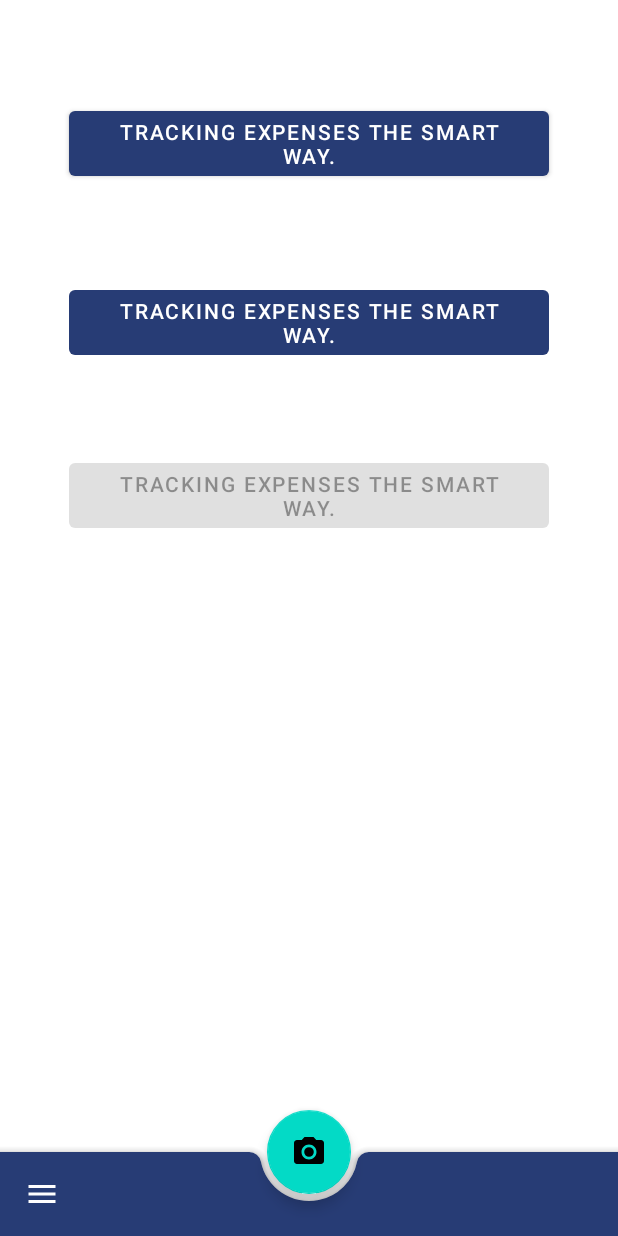
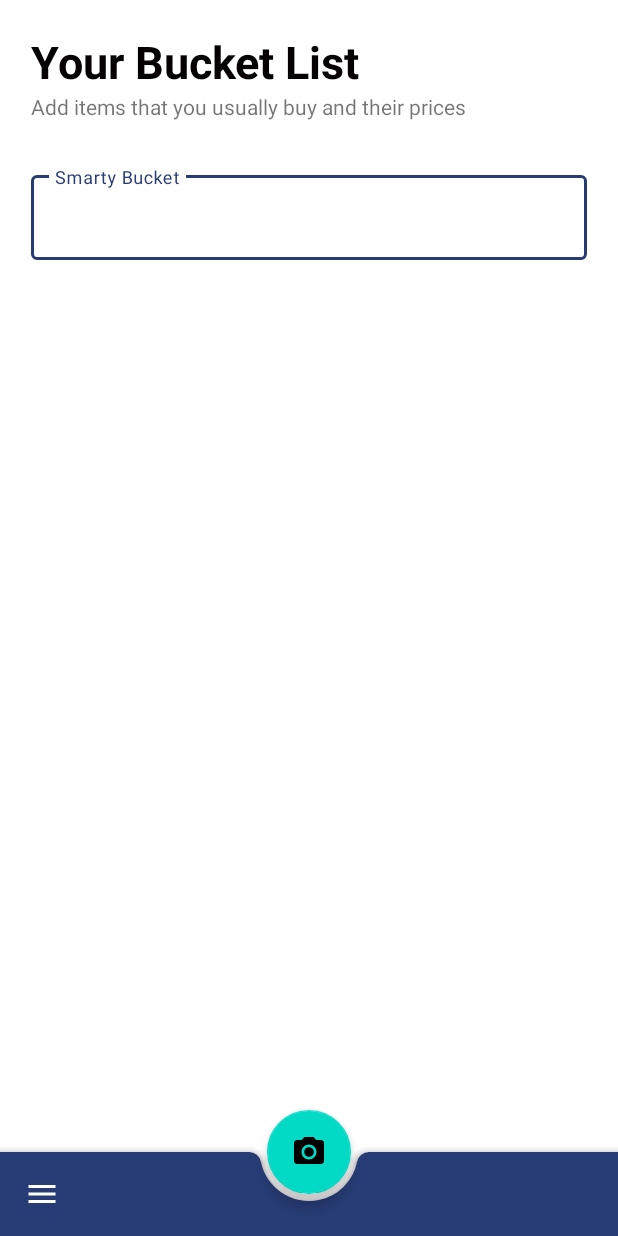
Before and after one commit to veegishx/SmartyBucket, an Android app: the RegisterItems screen opened directly, with no data from a screen before it, on a phone screen of 412 x 824 dp. Run offline under Robolectric (Android 15) with nearby library versions, the phone set to English and light mode, and no system bars.

Commit message:
Added click event to home addItems banner
Signed-off-by: Veegish Ramdani <veegish@cyberstorm.mu>

```diff
--- a/app/build.gradle
+++ b/app/build.gradle
@@ -33,6 +33,7 @@ dependencies {
     implementation 'com.google.android.material:material:1.0.0'
     implementation "androidx.core:core-ktx:+"
     implementation "org.jetbrains.kotlin:kotlin-stdlib-jdk7:$kotlin_version"
+    implementation 'com.android.support:design:28.0.0'
 }
 repositories {
     mavenCentral()
--- a/app/src/main/java/com/saphyrelabs/smartybucket/MainActivity.java
+++ b/app/src/main/java/com/saphyrelabs/smartybucket/MainActivity.java
@@ -3,10 +3,13 @@ package com.saphyrelabs.smartybucket;
 import androidx.annotation.NonNull;
 import androidx.appcompat.app.AppCompatActivity;
 import androidx.appcompat.widget.Toolbar;
+import androidx.cardview.widget.CardView;
 
+import android.content.Intent;
 import android.os.Bundle;
 import android.view.MenuItem;
 import android.view.View;
+import android.widget.RelativeLayout;
 import android.widget.Toast;
 
 import com.google.android.material.bottomappbar.BottomAppBar;
@@ -22,6 +25,16 @@ public class MainActivity extends AppCompatActivity {
     protected void onCreate(Bundle savedInstanceState) {
         super.onCreate(savedInstanceState);
         setContentView(R.layout.activity_main);
+
+        RelativeLayout addItemBanner = findViewById(R.id.add_more_items_banner);
+        addItemBanner.setOnClickListener(new View.OnClickListener() {
+            @Override
+            public void onClick(View V) {
+                Intent registerItems = new Intent(MainActivity.this, RegisterItems.class);
+                startActivity(registerItems);
+            }
+        });
+
 
         // Initialize BottomAppBar
         bab = findViewById(R.id.bottom_app_bar);
--- a/app/src/main/res/layout/activity_main.xml
+++ b/app/src/main/res/layout/activity_main.xml
@@ -131,15 +131,15 @@
                         android:textSize="12sp" />
 
                     <TextView
-                        android:id="@+id/textView11"
-                        android:layout_width="48dp"
-                        android:layout_height="wrap_content"
+                        android:id="@+id/date_range"
+                        android:layout_width="wrap_content"
+                        android:layout_height="13dp"
                         android:layout_alignTop="@+id/cardDateView"
                         android:layout_alignEnd="@+id/cardDateView"
                         android:layout_alignBottom="@+id/cardDateView"
                         android:layout_marginTop="3dp"
-                        android:layout_marginEnd="2dp"
-                        android:layout_marginBottom="3dp"
+                        android:layout_marginEnd="5dp"
+                        android:layout_marginBottom="1dp"
                         android:gravity="center"
                         android:text="@string/monthly_budget_date_range"
                         android:textColor="#F8F8F8"
@@ -154,9 +154,8 @@
                         android:layout_alignParentBottom="true"
                         android:layout_marginEnd="170dp"
                         android:layout_marginBottom="70dp"
-                        android:fadeScrollbars="false"
-                        android:foreground="#313435"
-                        tools:targetApi="m" />
+                        android:background="#E80A0707"
+                        android:fadeScrollbars="false" />
 
                     <View
                         android:id="@+id/view"
@@ -191,11 +190,13 @@
                     android:layout_width="match_parent"
                     android:layout_height="match_parent"
                     android:adjustViewBounds="true"
+                    android:foreground="@drawable/add_more_items_background"
                     android:scaleType="centerInside"
                     android:src="@drawable/add_more_items_background"
                     app:srcCompat="@drawable/add_more_items_background" />
 
                 <RelativeLayout
+                    android:id="@+id/add_more_items_banner"
                     android:layout_width="match_parent"
                     android:layout_height="match_parent">
 
@@ -221,10 +222,10 @@
                         android:layout_alignParentTop="true"
                         android:layout_alignParentEnd="true"
                         android:layout_alignParentBottom="true"
-                        android:layout_marginStart="103dp"
-                        android:layout_marginTop="14dp"
-                        android:layout_marginEnd="46dp"
-                        android:layout_marginBottom="44dp"
+                        android:layout_marginStart="110dp"
+                        android:layout_marginTop="13dp"
+                        android:layout_marginEnd="39dp"
+                        android:layout_marginBottom="45dp"
                         android:gravity="left|center_vertical"
                         android:text="@string/track_new_items_msg_heading"
                         android:textColor="#082431"
--- a/app/src/main/res/layout/activity_register_items.xml
+++ b/app/src/main/res/layout/activity_register_items.xml
@@ -1,10 +1,68 @@
 <?xml version="1.0" encoding="utf-8"?>
-<androidx.constraintlayout.widget.ConstraintLayout xmlns:android="http://schemas.android.com/apk/res/android"
+<androidx.constraintlayout.widget.ConstraintLayout
+    xmlns:android="http://schemas.android.com/apk/res/android"
+
+    xmlns:tools="http://schemas.android.com/tools"
     xmlns:app="http://schemas.android.com/apk/res-auto"
-    xmlns:tools="http://schemas.android.com/tools"
     android:layout_width="match_parent"
     android:layout_height="match_parent"
-    tools:context=".RegisterItems">
+    tools:context=".MainActivity">
+
+    <ScrollView
+        android:layout_width="match_parent"
+        android:layout_height="match_parent"
+        android:padding="5dp">
+
+        <LinearLayout
+            android:orientation="vertical" android:layout_width="match_parent"
+            android:layout_height="wrap_content">
+
+            <TextView
+                android:id="@+id/register_items_page_title"
+                android:layout_width="wrap_content"
+                android:layout_height="wrap_content"
+                android:layout_marginTop="15dp"
+                android:layout_marginRight="15dp"
+                android:layout_marginLeft="15dp"
+                android:text="@string/register_items_title"
+                android:textColor="#050001"
+                android:textSize="30sp"
+                android:textStyle="bold"
+                app:layout_constraintBottom_toBottomOf="parent"
+                app:layout_constraintEnd_toEndOf="parent"
+                app:layout_constraintHorizontal_bias="0.108"
+                app:layout_constraintStart_toStartOf="parent"
+                app:layout_constraintTop_toTopOf="parent"
+                app:layout_constraintVertical_bias="0.049" />
+
+            <TextView
+                android:id="@+id/register_items_page_description"
+                android:layout_width="wrap_content"
+                android:layout_height="wrap_content"
+                android:layout_marginBottom="15dp"
+                android:layout_marginRight="15dp"
+                android:layout_marginLeft="15dp"
+                android:text="@string/register_items_description"
+                app:layout_constraintEnd_toEndOf="parent"
+                app:layout_constraintHorizontal_bias="0.115"
+                app:layout_constraintStart_toStartOf="parent"
+                app:layout_constraintTop_toBottomOf="@+id/appName" />
+
+            <com.google.android.material.textfield.TextInputLayout
+                android:id="@+id/register_item_form"
+                style="@style/Widget.MaterialComponents.TextInputLayout.OutlinedBox"
+                android:layout_width="match_parent"
+                android:layout_height="wrap_content"
+                android:layout_margin="15dp"
+                android:hint="@string/app_name">
+
+                <com.google.android.material.textfield.TextInputEditText
+                    android:layout_width="match_parent"
+                    android:layout_height="wrap_content"/>
+
+            </com.google.android.material.textfield.TextInputLayout>
+        </LinearLayout>
+    </ScrollView>
 
     <androidx.coordinatorlayout.widget.CoordinatorLayout
         android:layout_width="match_parent"
@@ -17,6 +75,8 @@
             android:layout_gravity="bottom"
             app:backgroundTint="@color/colorPrimary"
             app:fabAlignmentMode="center"
+            app:hideOnScroll="true"
+            app:layout_scrollFlags="scroll|enterAlways"
             app:navigationIcon="@drawable/ic_menu_white_24dp"/>
 
 
@@ -29,39 +89,4 @@
 
     </androidx.coordinatorlayout.widget.CoordinatorLayout>
 
-    <com.google.android.material.button.MaterialButton
-        android:id="@+id/material_button"
-        android:layout_width="wrap_content"
-        android:layout_height="wrap_content"
-        android:layout_marginTop="68dp"
-        android:text="@string/app_tagline"
-        app:layout_constraintEnd_toEndOf="parent"
-        app:layout_constraintHorizontal_bias="0.503"
-        app:layout_constraintStart_toStartOf="parent"
-        app:layout_constraintTop_toTopOf="parent" />
-
-    <com.google.android.material.button.MaterialButton
-        android:id="@+id/disabled_material_button"
-        android:layout_width="wrap_content"
-        android:layout_height="wrap_content"
-        android:layout_marginTop="60dp"
-        android:enabled="false"
-        android:text="@string/app_tagline"
-        app:layout_constraintEnd_toEndOf="parent"
-        app:layout_constraintHorizontal_bias="0.503"
-        app:layout_constraintStart_toStartOf="parent"
-        app:layout_constraintTop_toBottomOf="@+id/material_unelevated_button" />
-
-    <com.google.android.material.button.MaterialButton
-        android:id="@+id/material_unelevated_button"
-        style="@style/Widget.MaterialComponents.Button.UnelevatedButton"
-        android:layout_width="wrap_content"
-        android:layout_height="wrap_content"
-        android:layout_marginTop="64dp"
-        android:text="@string/app_tagline"
-        app:layout_constraintEnd_toEndOf="parent"
-        app:layout_constraintHorizontal_bias="0.498"
-        app:layout_constraintStart_toStartOf="parent"
-        app:layout_constraintTop_toBottomOf="@+id/material_button" />
-
 </androidx.constraintlayout.widget.ConstraintLayout>
--- a/app/src/main/res/values/strings.xml
+++ b/app/src/main/res/values/strings.xml
@@ -20,6 +20,10 @@
     <string name="navigation_home">Home</string>
     <string name="navigation_recipes">My Preferences</string>
 
+    <!-- Register new Items and prices -->
+    <string name="register_items_title">Your Bucket List</string>
+    <string name="register_items_description">Add items that you usually buy and their prices</string>
+
     <!-- TODO: Remove or change this placeholder text -->
     <string name="hello_blank_fragment">Hello blank fragment</string>
     <string name="title_activity_main">Main</string>
```
